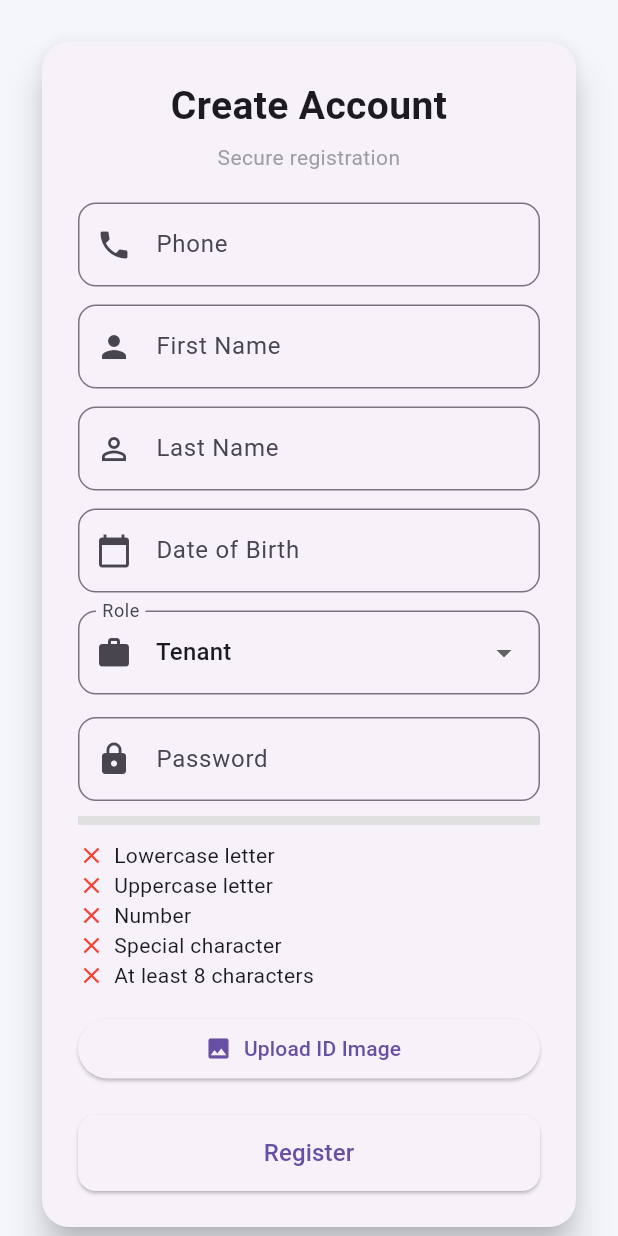
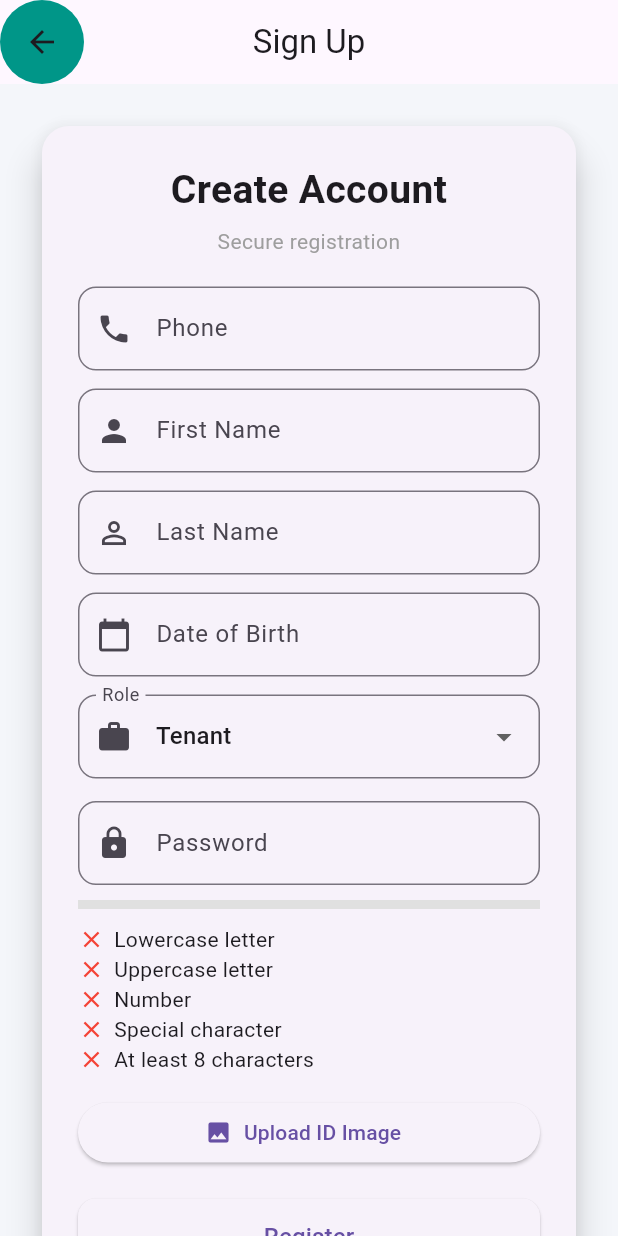
Before and after one commit to DarkMI17/house-renting-app-, a Flutter app: the SignUpPage screen opened directly, on a phone screen of 412 x 824 dp. Run offline on Flutter 3.47's test engine with Material 3 defaults, Android fonts, the phone set to English and light mode, and no system bars; our stand-ins replace image_picker.

Commit message:
Add AppBar with back navigation to SignUpPage
Added an AppBar with a back button to the sign up page to go back to log in

```diff
--- a/lib/signup.dart
+++ b/lib/signup.dart
@@ -50,6 +50,24 @@ class _SignUpPageState extends State<SignUpPage> {
   Widget build(BuildContext context) {
     return Scaffold(
       backgroundColor: const Color(0xfff4f6fa),
+
+        appBar: AppBar(
+        title: const Text('Sign Up'),
+        centerTitle: true,
+        leading: Builder(
+      builder: (BuildContext context) {
+       return IconButton.filled(
+           icon: const Icon(Icons.arrow_back),
+          style: ButtonStyle(backgroundColor: WidgetStateProperty.all(Colors.teal)),
+           hoverColor: Colors.grey,
+           onPressed: () { Navigator.pop(context); },
+           tooltip: MaterialLocalizations.of(context).openAppDrawerTooltip,
+      );
+       },
+     ),
+        ),
+
+
       body: Center(
         child: SingleChildScrollView(
           padding: const EdgeInsets.all(24),
```
